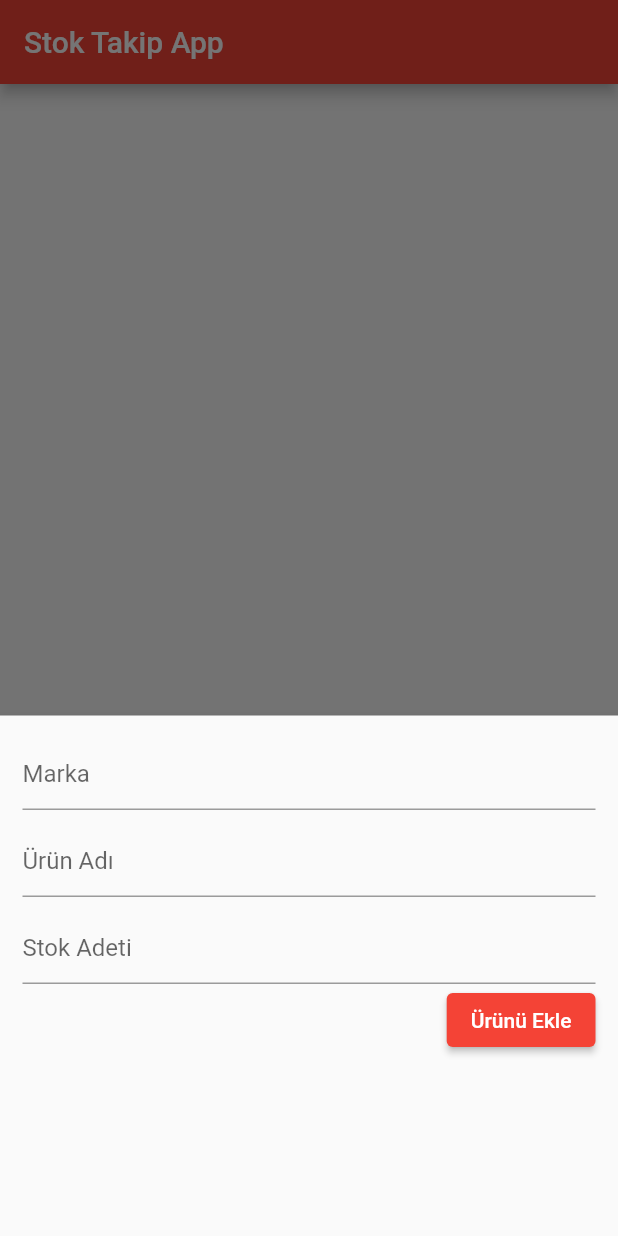
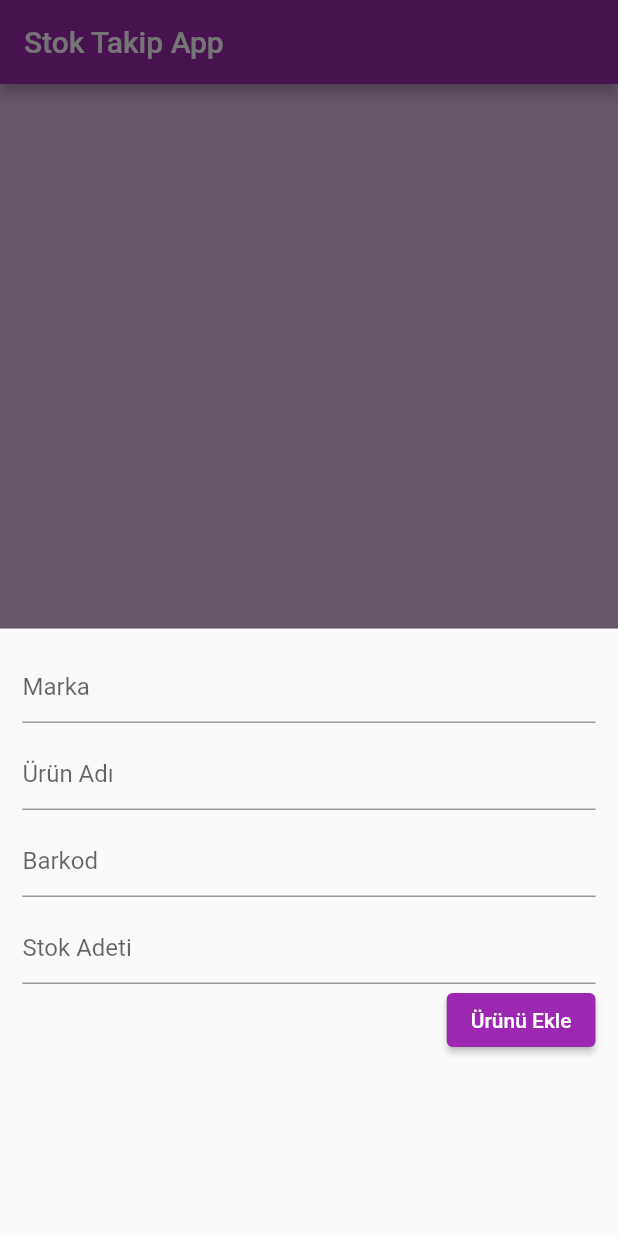
Before and after one commit to CaferPoyrazoglu/flutter_stok_app, a Flutter app: the screen it shows after launch, after a tap on the "add" icon, on a phone screen of 412 x 824 dp. Run offline on Flutter 3.47's test engine with Material 2 defaults, Android fonts, the light colour scheme and no system bars; our stand-ins replace sqflite; accounts and stored records are empty.

Commit message:
tema düzenlendi, suan satis ekranina baslanacak

```diff
--- a/lib/sql_helper.dart
+++ b/lib/sql_helper.dart
@@ -8,6 +8,7 @@
         title TEXT,
         description TEXT,
         stok INTEGER,
+        barkod TEXT,
         createdAt TIMESTAMP NOT NULL DEFAULT CURRENT_TIMESTAMP
       )
       """);
@@ -18,7 +19,7 @@
 
   static Future<sql.Database> db() async {
     return sql.openDatabase(
-      'stok.db',
+      'stokapp.db',
       version: 1,
       onCreate: (sql.Database database, int version) async {
         await createTables(database);
@@ -28,10 +29,15 @@
 
   // Create new item (journal)
   static Future<int> createItem(
-      String title, String? descrption, String? stok) async {
+      String title, String? descrption, String? stok, String? barkod) async {
     final db = await SQLHelper.db();
 
-    final data = {'title': title, 'description': descrption, 'stok': stok};
+    final data = {
+      'title': title,
+      'description': descrption,
+      'stok': stok,
+      'barkod': barkod
+    };
     final id = await db.insert('items', data,
         conflictAlgorithm: sql.ConflictAlgorithm.replace);
     return id;
@@ -51,14 +57,15 @@
   }
 
   // Update an item by id
-  static Future<int> updateItem(
-      int id, String title, String? descrption, int? stok) async {
+  static Future<int> updateItem(int id, String title, String? descrption,
+      int? stok, String? barkod) async {
     final db = await SQLHelper.db();
 
     final data = {
       'title': title,
       'description': descrption,
       'stok': stok,
+      'barkod': barkod,
       'createdAt': DateTime.now().toString()
     };
 
```
Also changed, not shown: lib/main.dart (+55 -17 lines).
